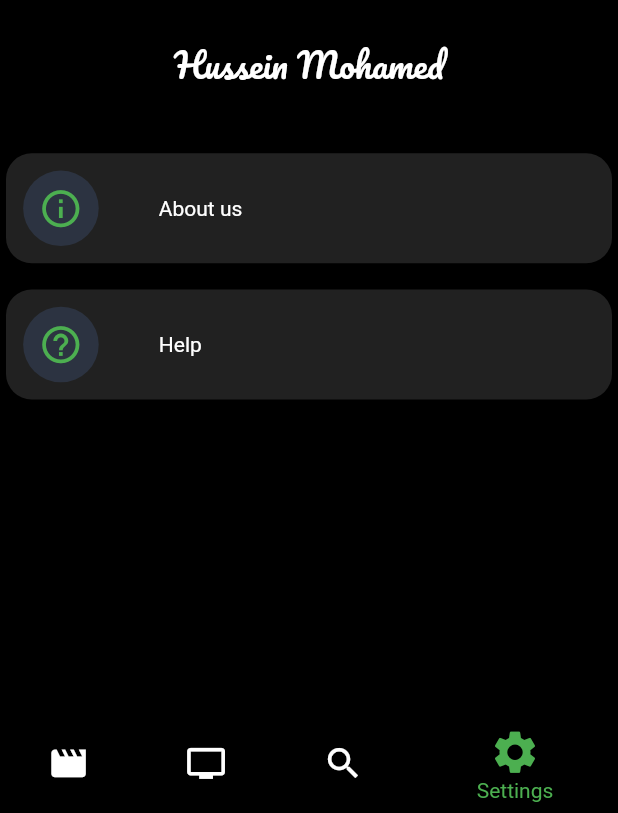
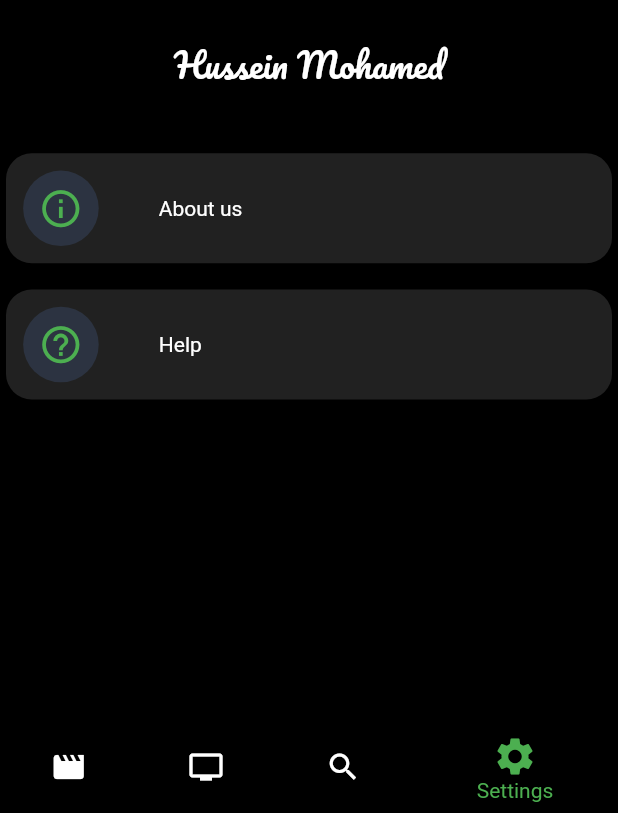
Before and after one commit to HusseinMohamed99/EGY_DEAD, a Flutter app: the screen it shows after launch, item 4 of the bottom bar chosen, on a phone screen of 412 x 824 dp, the part 423-1236 px from its top. Run offline on Flutter 3.47's test engine with Material 2 defaults, Android fonts, the phone set to English and light mode, and no system bars; our stand-ins replace animate_do, cached_network_image, carousel_slider, connectivity_plus, dartz, dio and 10 more; network calls fail.

Commit message:
Updated text sizes and icons in the theme data and main screen.

```diff
--- a/lib/core/global/theme/theme_data/theme_data.dart
+++ b/lib/core/global/theme/theme_data/theme_data.dart
@@ -30,39 +30,39 @@ final getThemeData = {
       ),
       titleLarge: GoogleFonts.roboto(
         color: AppColorsDark.textColor,
-        fontSize: 24.sp,
+        fontSize: 24,
         fontWeight: FontWeight.w700,
       ),
       titleMedium: GoogleFonts.roboto(
         color: AppColorsDark.textColor,
-        fontSize: 14.sp,
+        fontSize: 14,
       ),
       titleSmall: GoogleFonts.roboto(
         color: AppColorsDark.textColor,
       ),
       labelLarge: GoogleFonts.roboto(
         color: AppColorsDark.textColor,
-        fontSize: 18.sp,
+        fontSize: 18,
       ),
       labelMedium: GoogleFonts.roboto(
         color: AppColorsDark.textColor,
-        fontSize: 16.sp,
+        fontSize: 16,
       ),
       labelSmall: GoogleFonts.roboto(
         color: AppColorsDark.textColor,
-        fontSize: 12.sp,
+        fontSize: 12,
       ),
     ),
     bottomNavigationBarTheme: BottomNavigationBarThemeData(
       backgroundColor: Colors.black,
       showSelectedLabels: true,
       showUnselectedLabels: false,
-      selectedIconTheme: IconThemeData(
-        size: 30.sp,
+      selectedIconTheme: const IconThemeData(
+        size: 30,
         color: AppColorsDark.primaryGreenColor,
       ),
-      unselectedIconTheme: IconThemeData(
-        size: 24.sp,
+      unselectedIconTheme: const IconThemeData(
+        size: 24,
         color: AppColorsDark.textColor,
       ),
       selectedLabelStyle: GoogleFonts.roboto(
--- a/lib/presentation_main_app/screen/main_screen.dart
+++ b/lib/presentation_main_app/screen/main_screen.dart
@@ -2,6 +2,7 @@ import 'dart:async';
 
 import 'package:connectivity_plus/connectivity_plus.dart';
 import 'package:flutter/material.dart';
+import 'package:flutter/services.dart';
 import 'package:flutter_bloc/flutter_bloc.dart';
 import 'package:internet_connection_checker/internet_connection_checker.dart';
 import 'package:movies_app/core/global/app_string/app_string.dart';
@@ -50,7 +51,11 @@ class _MainScreenState extends State<MainScreen> {
       create: (context) => MainBloc(),
       child: BlocBuilder<MainBloc, MainState>(
         builder: (context, state) {
-          return Scaffold(
+          return AnnotatedRegion<SystemUiOverlayStyle>(
+            value: const SystemUiOverlayStyle(
+              statusBarColor: Colors.transparent,
+            ),
+            child: Scaffold(
               bottomNavigationBar: BottomNavigationBar(
                 currentIndex: state.currentIndex,
                 onTap: (index) {
@@ -67,6 +72,7 @@ class _MainScreenState extends State<MainScreen> {
                 ],
               ),
               body: state.screens[state.currentIndex],
+            ),
           );
         },
       ),
```
Lines whose indentation alone changed are shown as unchanged.
